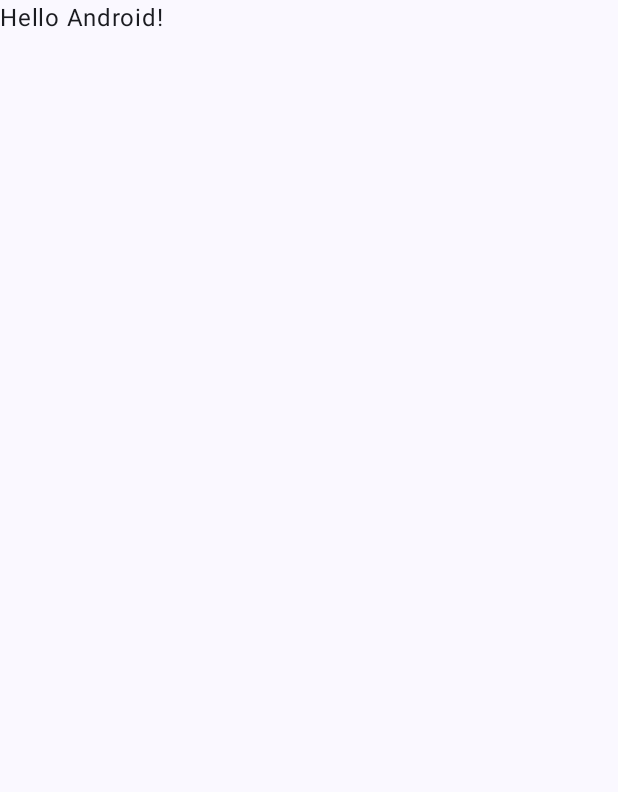
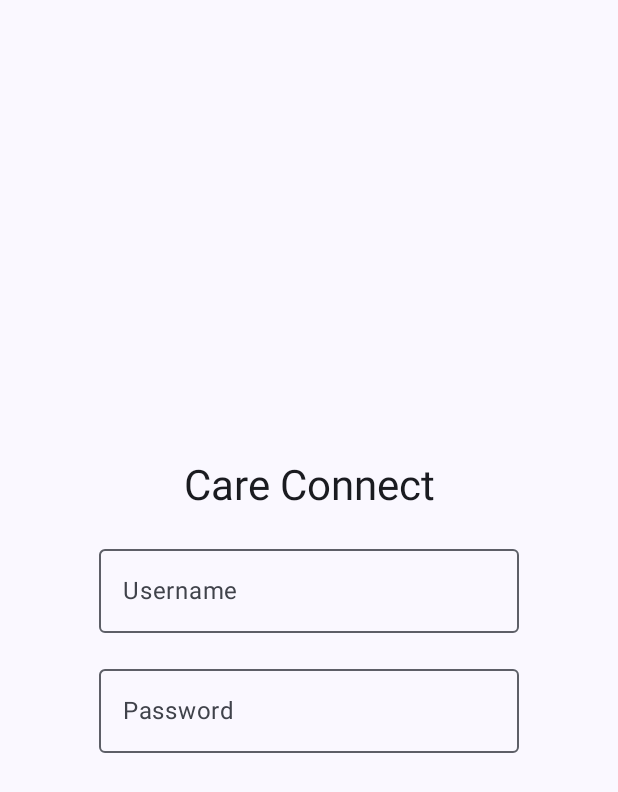
Before and after one commit to Reilly00/Universal-Design-Project, an Android app built with Jetpack Compose: the screen it shows after launch (MainActivity), on a phone screen of 412 x 824 dp. Before the commit the part shown is almost empty. Shown: the top 792 px of the screen. Run offline under Robolectric (Android 15) with nearby library versions, the phone set to English and light mode, and no system bars.

Commit message:
Basic Username and Password fields created
Basic design of Username and Password fields. No functionality for these implemented as of now.

```diff
--- a/Mobile Integration/CareConnectApp/app/src/main/java/com/example/careconnect/MainActivity.kt
+++ b/Mobile Integration/CareConnectApp/app/src/main/java/com/example/careconnect/MainActivity.kt
@@ -3,13 +3,14 @@ package com.example.careconnect
 import android.os.Bundle
 import androidx.activity.ComponentActivity
 import androidx.activity.compose.setContent
-import androidx.compose.foundation.layout.fillMaxSize
-import androidx.compose.material3.MaterialTheme
-import androidx.compose.material3.Surface
-import androidx.compose.material3.Text
-import androidx.compose.runtime.Composable
+import androidx.compose.foundation.layout.*
+import androidx.compose.material3.*
+import androidx.compose.runtime.*
+import androidx.compose.ui.Alignment
 import androidx.compose.ui.Modifier
+import androidx.compose.ui.text.input.PasswordVisualTransformation
 import androidx.compose.ui.tooling.preview.Preview
+import androidx.compose.ui.unit.dp
 import com.example.careconnect.ui.theme.CareConnectTheme
 
 class MainActivity : ComponentActivity() {
@@ -17,30 +18,54 @@ class MainActivity : ComponentActivity() {
         super.onCreate(savedInstanceState)
         setContent {
             CareConnectTheme {
-                // A surface container using the 'background' color from the theme
                 Surface(
                     modifier = Modifier.fillMaxSize(),
                     color = MaterialTheme.colorScheme.background
                 ) {
-                    Greeting("Android")
+                    LoginScreen()
                 }
             }
         }
     }
 }
 
+@OptIn(ExperimentalMaterial3Api::class)
 @Composable
-fun Greeting(name: String, modifier: Modifier = Modifier) {
-    Text(
-        text = "Hello $name!",
-        modifier = modifier
-    )
+fun LoginScreen() {
+    var username by remember { mutableStateOf("") }
+    var password by remember { mutableStateOf("") }
+
+    Column(
+        modifier = Modifier
+            .fillMaxSize()
+            .padding(16.dp),
+        verticalArrangement = Arrangement.Center,
+        horizontalAlignment = Alignment.CenterHorizontally
+    ) {
+        Text(text = "Care Connect", style = MaterialTheme.typography.headlineMedium)
+        Spacer(modifier = Modifier.height(16.dp))
+        OutlinedTextField(
+            value = username,
+            onValueChange = { username = it },
+            label = { Text("Username") },
+            singleLine = true
+        )
+        Spacer(modifier = Modifier.height(16.dp))
+        OutlinedTextField(
+            value = password,
+            onValueChange = { password = it },
+            label = { Text("Password") },
+            singleLine = true,
+            visualTransformation = PasswordVisualTransformation()
+        )
+        Spacer(modifier = Modifier.height(16.dp))
+    }
 }
 
 @Preview(showBackground = true)
 @Composable
-fun GreetingPreview() {
+fun DefaultPreview() {
     CareConnectTheme {
-        Greeting("Android")
+        LoginScreen()
     }
 }
```
